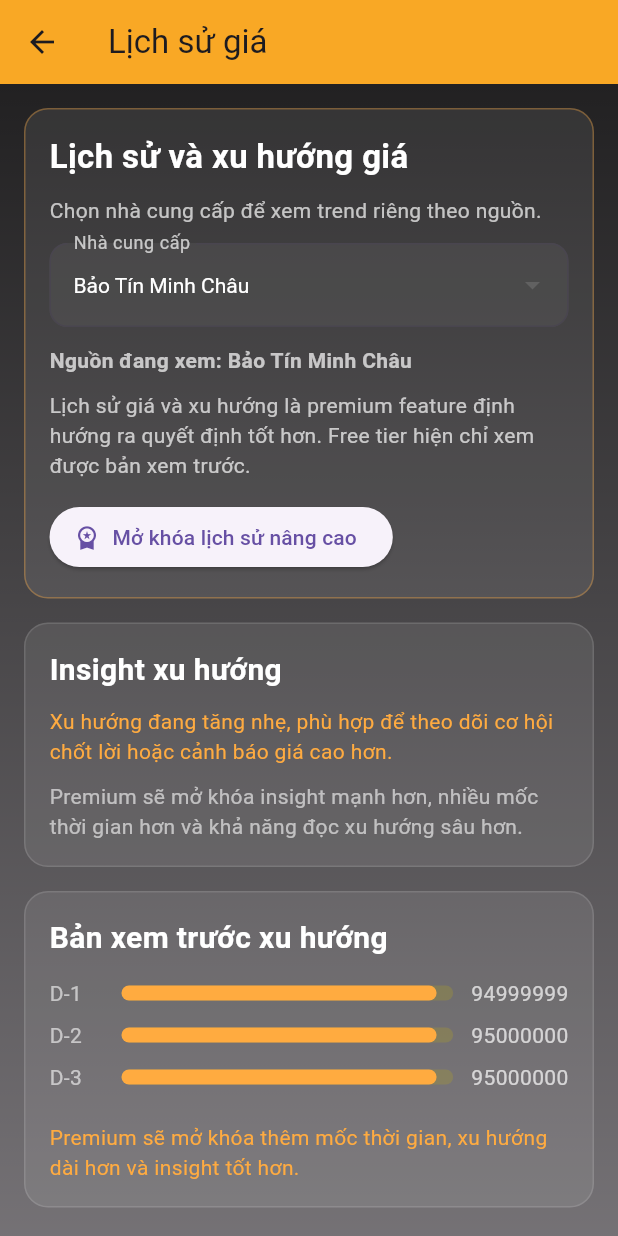
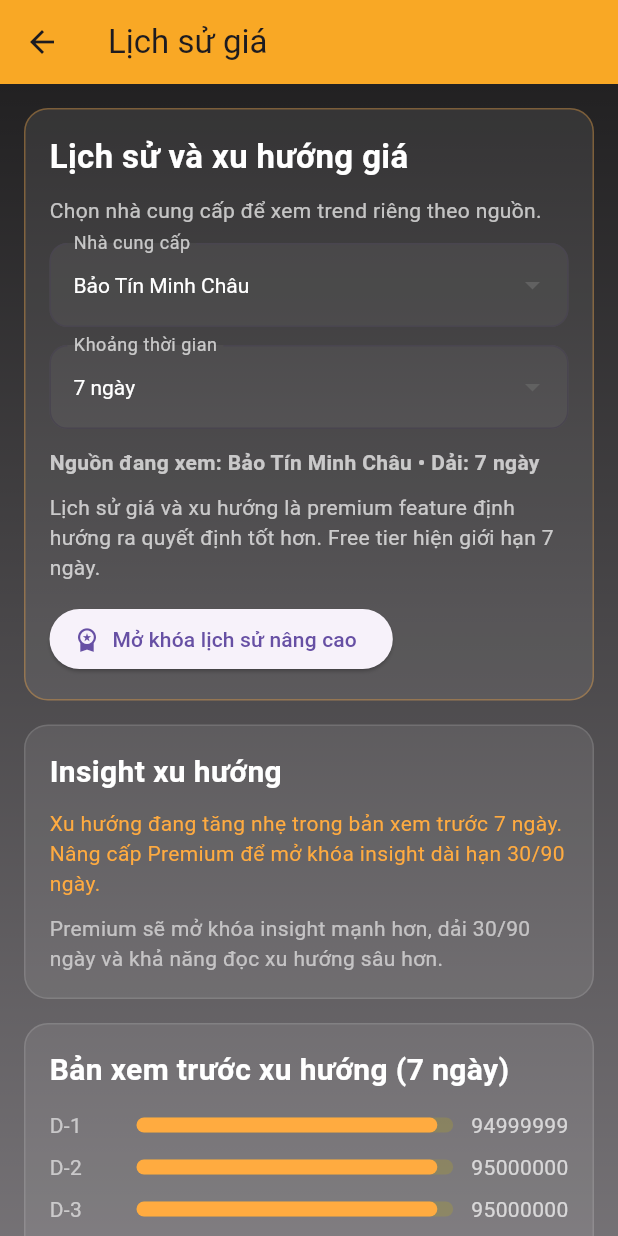
Before and after one commit to PhongPhan98/gold_price_app, a Flutter app: the screen it shows after launch, after a tap on "Xem lịch sử giá", on a phone screen of 412 x 824 dp. Run offline on Flutter 3.47's test engine with Material 3 defaults, Android fonts, the phone set to English and light mode, and no system bars; our stand-ins replace shared_preferences; network calls fail.

Commit message:
Add premium-only history ranges and insight tiers

```diff
--- /dev/null
+++ b/lib/features/history/models/history_range.dart
@@ -0,0 +1,33 @@
+enum HistoryRange {
+  sevenDays,
+  thirtyDays,
+  ninetyDays,
+}
+
+extension HistoryRangeX on HistoryRange {
+  int get pointCount {
+    switch (this) {
+      case HistoryRange.sevenDays:
+        return 7;
+      case HistoryRange.thirtyDays:
+        return 30;
+      case HistoryRange.ninetyDays:
+        return 90;
+    }
+  }
+
+  String get label {
+    switch (this) {
+      case HistoryRange.sevenDays:
+        return '7 ngày';
+      case HistoryRange.thirtyDays:
+        return '30 ngày';
+      case HistoryRange.ninetyDays:
+        return '90 ngày';
+    }
+  }
+
+  bool get premiumRequired {
+    return this != HistoryRange.sevenDays;
+  }
+}
--- a/lib/features/history/presentation/history_screen.dart
+++ b/lib/features/history/presentation/history_screen.dart
@@ -4,6 +4,7 @@ import '../../home/models/provider_summary.dart';
 import '../../premium/models/premium_status.dart';
 import '../../premium/presentation/premium_paywall_screen.dart';
 import '../../premium/services/premium_state_controller.dart';
+import '../models/history_range.dart';
 import '../models/price_history_point.dart';
 import '../utils/history_provider_utils.dart';
 import '../utils/history_sample_generator.dart';
@@ -30,6 +31,7 @@ class _HistoryScreenState extends State<HistoryScreen> {
     isActive: false,
   );
   int _selectedProviderIndex = 0;
+  HistoryRange _selectedRange = HistoryRange.sevenDays;
 
   @override
   void initState() {
@@ -55,6 +57,21 @@ class _HistoryScreenState extends State<HistoryScreen> {
     ).then((_) => _loadPremiumStatus());
   }
 
+  void _onRangeChanged(HistoryRange? value) {
+    if (value == null) {
+      return;
+    }
+
+    if (value.premiumRequired && !_premiumStatus.isPremium) {
+      _openPremiumPaywall();
+      return;
+    }
+
+    setState(() {
+      _selectedRange = value;
+    });
+  }
+
   @override
   Widget build(BuildContext context) {
     final selectedProvider = _providers[_selectedProviderIndex];
@@ -63,8 +80,12 @@ class _HistoryScreenState extends State<HistoryScreen> {
     final sampleHistory = HistorySampleGenerator.generateFromBase(
       baseValue: baseValue,
       prefixLabel: 'D',
+      range: _selectedRange,
     );
-    final insight = HistoryTrendUtils.buildTrendInsight(sampleHistory);
+    final insight = HistoryTrendUtils.buildTrendInsight(
+      sampleHistory,
+      isPremium: _premiumStatus.isPremium,
+    );
 
     return Scaffold(
       appBar: AppBar(
@@ -140,8 +161,32 @@ class _HistoryScreenState extends State<HistoryScreen> {
                     },
                   ),
                   const SizedBox(height: 12),
+                  DropdownButtonFormField<HistoryRange>(
+                    initialValue: _selectedRange,
+                    dropdownColor: Colors.black87,
+                    key: ValueKey(_selectedRange),
+                    decoration: InputDecoration(
+                      labelText: 'Khoảng thời gian',
+                      labelStyle: const TextStyle(color: Colors.white70),
+                      filled: true,
+                      fillColor: Colors.white.withValues(alpha: 0.05),
+                      border: OutlineInputBorder(
+                        borderRadius: BorderRadius.circular(12),
+                      ),
+                    ),
+                    style: const TextStyle(color: Colors.white),
+                    items: HistoryRange.values.map((range) {
+                      final premiumTag = range.premiumRequired ? ' (Premium)' : '';
+                      return DropdownMenuItem<HistoryRange>(
+                        value: range,
+                        child: Text('${range.label}$premiumTag'),
+                      );
+                    }).toList(),
+                    onChanged: _onRangeChanged,
+                  ),
+                  const SizedBox(height: 12),
                   Text(
-                    'Nguồn đang xem: $providerName',
+                    'Nguồn đang xem: $providerName • Dải: ${_selectedRange.label}',
                     style: const TextStyle(
                       color: Colors.white70,
                       fontWeight: FontWeight.bold,
@@ -150,8 +195,8 @@ class _HistoryScreenState extends State<HistoryScreen> {
                   const SizedBox(height: 10),
                   Text(
                     _premiumStatus.isPremium
-                        ? 'Bạn đang mở khóa nền tảng lịch sử giá. Đây là lợi thế mạnh để theo dõi biến động theo từng nguồn.'
-                        : 'Lịch sử giá và xu hướng là premium feature định hướng ra quyết định tốt hơn. Free tier hiện chỉ xem được bản xem trước.',
+                        ? 'Bạn đang mở khóa nền tảng lịch sử giá. Đây là lợi thế mạnh để theo dõi biến động theo từng nguồn và từng khung thời gian.'
+                        : 'Lịch sử giá và xu hướng là premium feature định hướng ra quyết định tốt hơn. Free tier hiện giới hạn 7 ngày.',
                     style: const TextStyle(color: Colors.white70, height: 1.4),
                   ),
                   const SizedBox(height: 14),
@@ -203,7 +248,7 @@ class _HistoryScreenState extends State<HistoryScreen> {
                   if (!_premiumStatus.isPremium) ...[
                     const SizedBox(height: 10),
                     const Text(
-                      'Premium sẽ mở khóa insight mạnh hơn, nhiều mốc thời gian hơn và khả năng đọc xu hướng sâu hơn.',
+                      'Premium sẽ mở khóa insight mạnh hơn, dải 30/90 ngày và khả năng đọc xu hướng sâu hơn.',
                       style: TextStyle(color: Colors.white60, height: 1.4),
                     ),
                   ],
@@ -233,7 +278,7 @@ class _HistoryPreviewCard extends StatelessWidget {
 
   @override
   Widget build(BuildContext context) {
-    final visiblePoints = isPremium ? points : points.take(3).toList();
+    final visiblePoints = isPremium ? points : points.take(7).toList();
 
     return Container(
       padding: const EdgeInsets.all(16),
@@ -246,7 +291,7 @@ class _HistoryPreviewCard extends StatelessWidget {
         crossAxisAlignment: CrossAxisAlignment.start,
         children: [
           Text(
-            isPremium ? 'Dữ liệu xu hướng mở rộng' : 'Bản xem trước xu hướng',
+            isPremium ? 'Dữ liệu xu hướng mở rộng' : 'Bản xem trước xu hướng (7 ngày)',
             style: const TextStyle(
               color: Colors.white,
               fontSize: 20,
@@ -260,7 +305,7 @@ class _HistoryPreviewCard extends StatelessWidget {
               child: Row(
                 children: [
                   SizedBox(
-                    width: 48,
+                    width: 58,
                     child: Text(
                       point.label,
                       style: const TextStyle(color: Colors.white60),
@@ -299,7 +344,7 @@ class _HistoryPreviewCard extends StatelessWidget {
           if (!isPremium) ...[
             const SizedBox(height: 12),
             const Text(
-              'Premium sẽ mở khóa thêm mốc thời gian, xu hướng dài hơn và insight tốt hơn.',
+              'Premium sẽ mở khóa thêm mốc thời gian 30/90 ngày, xu hướng dài hơn và insight tốt hơn.',
               style: TextStyle(color: Colors.orangeAccent, height: 1.4),
             ),
           ],
--- a/lib/features/history/utils/history_sample_generator.dart
+++ b/lib/features/history/utils/history_sample_generator.dart
@@ -1,18 +1,28 @@
+import '../models/history_range.dart';
 import '../models/price_history_point.dart';
 
 class HistorySampleGenerator {
   static List<PriceHistoryPoint> generateFromBase({
     required double baseValue,
     required String prefixLabel,
+    HistoryRange range = HistoryRange.sevenDays,
   }) {
-    final adjustments = <double>[-0.8, -0.3, 0.2, 0.0, 0.6, 1.1, 0.7];
-    return adjustments.asMap().entries.map((entry) {
-      final index = entry.key;
-      final delta = entry.value;
-      return PriceHistoryPoint(
-        label: '$prefixLabel-${index + 1}',
-        value: baseValue + delta,
+    final points = <PriceHistoryPoint>[];
+    final count = range.pointCount;
+
+    for (var i = 0; i < count; i++) {
+      final oscillation = (i % 6 - 2) * 0.35;
+      final momentum = i * 0.08;
+      final value = baseValue + oscillation + momentum;
+
+      points.add(
+        PriceHistoryPoint(
+          label: '$prefixLabel-${i + 1}',
+          value: value,
+        ),
       );
-    }).toList();
+    }
+
+    return points;
   }
 }
--- a/lib/features/history/utils/history_trend_utils.dart
+++ b/lib/features/history/utils/history_trend_utils.dart
@@ -1,7 +1,10 @@
 import '../models/price_history_point.dart';
 
 class HistoryTrendUtils {
-  static String buildTrendInsight(List<PriceHistoryPoint> points) {
+  static String buildTrendInsight(
+    List<PriceHistoryPoint> points, {
+    required bool isPremium,
+  }) {
     if (points.length < 2) {
       return 'Chưa đủ dữ liệu để phân tích xu hướng.';
     }
@@ -9,13 +12,24 @@ class HistoryTrendUtils {
     final first = points.first.value;
     final last = points.last.value;
     final delta = last - first;
+    final deltaPercent = first == 0 ? 0 : (delta / first) * 100;
 
-    if (delta > 0) {
-      return 'Xu hướng đang tăng nhẹ, phù hợp để theo dõi cơ hội chốt lời hoặc cảnh báo giá cao hơn.';
+    if (!isPremium) {
+      if (delta > 0) {
+        return 'Xu hướng đang tăng nhẹ trong bản xem trước 7 ngày. Nâng cấp Premium để mở khóa insight dài hạn 30/90 ngày.';
+      }
+      if (delta < 0) {
+        return 'Xu hướng đang giảm trong bản xem trước 7 ngày. Nâng cấp Premium để theo dõi thêm xu hướng dài hạn.';
+      }
+      return 'Xu hướng đang đi ngang trong bản xem trước. Premium sẽ mở khóa phân tích sâu hơn.';
     }
-    if (delta < 0) {
-      return 'Xu hướng đang giảm, phù hợp để theo dõi cơ hội mua vào tốt hơn.';
-    }
-    return 'Xu hướng đang đi ngang, cần thêm dữ liệu để kết luận rõ hơn.';
+
+    final movement = delta > 0
+        ? 'tăng'
+        : delta < 0
+            ? 'giảm'
+            : 'đi ngang';
+
+    return 'Phân tích Premium: xu hướng đang $movement ${delta.abs().toStringAsFixed(1)} (${deltaPercent.abs().toStringAsFixed(2)}%) so với đầu kỳ. Có thể dùng tín hiệu này để tối ưu điểm vào/ra.';
   }
 }
```
Also changed, not shown: 3 other files.
